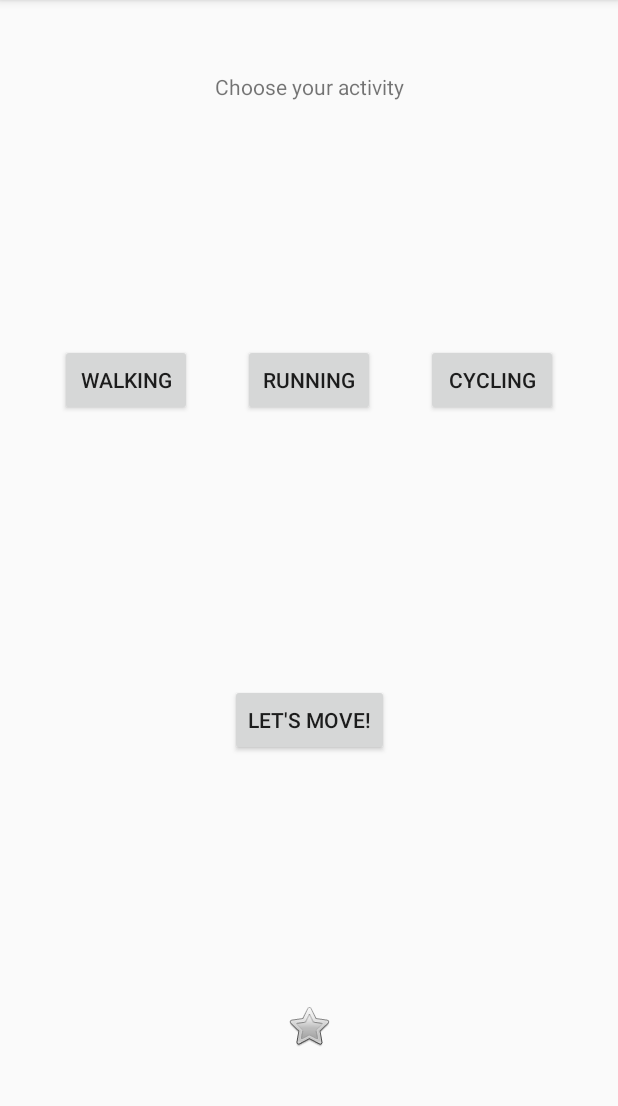
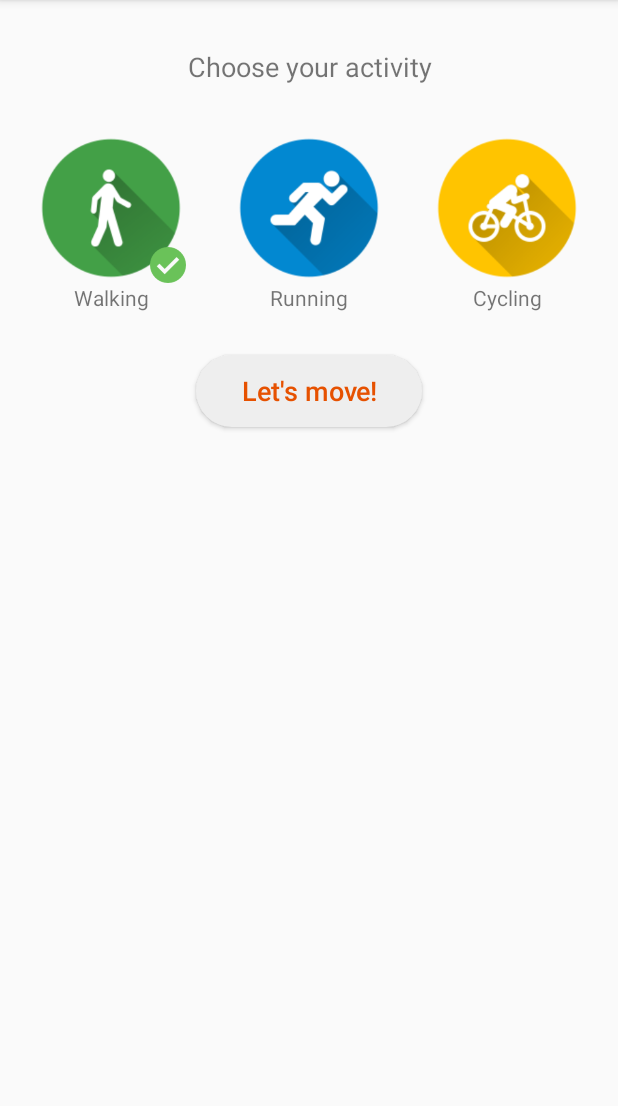
Before and after one commit to trinaldirizki/Movement, an Android app: the MainActivity screen opened directly, with no data from a screen before it, on a phone screen of 412 x 824 dp, the part 84-1190 px from its top. Run offline under Robolectric (Android 15) with nearby library versions, the light colour scheme and no system bars.

Commit message:
Improved UI design for MainActivity layout.

```diff
--- a/app/src/main/java/movement/com/movement/LoginActivity.java
+++ b/app/src/main/java/movement/com/movement/LoginActivity.java
@@ -49,12 +49,10 @@ public class LoginActivity extends AppCompatActivity {
 
     CallbackManager mCallbackManager;
     Button mFacebookButton;
-    Button mGoogleButton;
-    SignInButton mSignInButton;
     private GoogleSignInClient mGoogleSignInClient;
     private FirebaseAuth mAuth;
     private static final String TAG = LoginActivity.class.getSimpleName();
-    private static final int RC_SIGN_IN = 9001;
+    private static final int RC_GOOGLE = 9001;
 
     @Override
     protected void onCreate(Bundle savedInstanceState) {
@@ -62,8 +60,6 @@ public class LoginActivity extends AppCompatActivity {
         setContentView(R.layout.activity_login);
 
         mAuth = FirebaseAuth.getInstance();
-        mSignInButton = findViewById(R.id.sign_in_button);
-        mSignInButton.setSize(SignInButton.SIZE_STANDARD);
         mFacebookButton = findViewById(R.id.buttonLoginFacebook);
         mCallbackManager = CallbackManager.Factory.create();
         LoginManager.getInstance().registerCallback(mCallbackManager, new FacebookCallback<LoginResult>() {
@@ -84,8 +80,6 @@ public class LoginActivity extends AppCompatActivity {
             }
         });
 
-        // Configure sign-in to request the user's ID, email address, and basic
-        // profile. ID and basic profile are included in DEFAULT_SIGN_IN.
         GoogleSignInOptions gso = new GoogleSignInOptions.Builder(GoogleSignInOptions.DEFAULT_SIGN_IN)
                 .requestEmail()
                 .build();
@@ -95,9 +89,8 @@ public class LoginActivity extends AppCompatActivity {
     @Override
     protected void onStart() {
         super.onStart();
+        FirebaseUser currentUser = mAuth.getCurrentUser();
         GoogleSignInAccount account = GoogleSignIn.getLastSignedInAccount(this);
-        FirebaseUser currentUser = mAuth.getCurrentUser();
-        // updateUI(currentUser);
     }
 
     private void handleFacebookAccessToken(AccessToken accessToken) {
@@ -109,16 +102,14 @@ public class LoginActivity extends AppCompatActivity {
                     @Override
                     public void onComplete(@NonNull Task<AuthResult> task) {
                         if (task.isSuccessful()) {
-                            // Sign in success, update UI with the signed-in user's information
                             Log.d(TAG, "signInWithCredential:success");
                             FirebaseUser user = mAuth.getCurrentUser();
-                            // updateUI(user);
+                            Intent intent = new Intent(getApplicationContext(), MainActivity.class);
+                            startActivity(intent);
                         } else {
-                            // If sign in fails, display a message to the user.
                             Log.w(TAG, "signInWithCredential:failure", task.getException());
                             Toast.makeText(LoginActivity.this, "Authentication failed.",
                                     Toast.LENGTH_SHORT).show();
-                            // updateUI(null);
                         }
 
                     }
@@ -128,47 +119,22 @@ public class LoginActivity extends AppCompatActivity {
     @Override
     protected void onActivityResult(int requestCode, int resultCode, Intent data) {
         super.onActivityResult(requestCode, resultCode, data);
-        // Result returned from launching the Intent from GoogleSignInClient.getSignInIntent(...);
-        if (requestCode == RC_SIGN_IN) {
-            // The Task returned from this call is always completed, no need to attach
-            // a listener.
+        if (requestCode == RC_GOOGLE) {
             Task<GoogleSignInAccount> task = GoogleSignIn.getSignedInAccountFromIntent(data);
             handleSignInResult(task);
+        } else {
+            mCallbackManager.onActivityResult(requestCode, resultCode, data);
         }
-        mCallbackManager.onActivityResult(requestCode, resultCode, data);
     }
 
     private void handleSignInResult(Task<GoogleSignInAccount> completedTask) {
         try {
             GoogleSignInAccount account = completedTask.getResult(ApiException.class);
             Log.d(TAG, account.getDisplayName() + " " + account.getEmail() + " " + account.getFamilyName());
-            // Signed in successfully, show authenticated UI.
-            // updateUI(account);
+            launchMainActivity();
         } catch (ApiException e) {
-            // The ApiException status code indicates the detailed failure reason.
-            // Please refer to the GoogleSignInStatusCodes class reference for more information.
             Log.w(TAG, "signInResult:failed code=" + e.getStatusCode());
-            // updateUI(null);
         }
-    }
-
-    private void displayUserInfo(JSONObject object) {
-        String first_name, last_name, email, id;
-        first_name = "";
-        last_name = "";
-        email = "";
-        id = "";
-
-        try {
-            first_name = object.getString("first_name");
-            last_name = object.getString("last_name");
-            email = object.getString("email");
-            id = object.getString("id");
-        } catch (JSONException e) {
-            e.printStackTrace();
-        }
-
-        Log.i("Login Info", first_name + " " + last_name + " " + email + " " + id);
     }
 
     public void loginFacebook(View view) {
@@ -176,11 +142,12 @@ public class LoginActivity extends AppCompatActivity {
     }
 
     public void loginGoogle(View view) {
-        signIn();
+        Intent signInIntent = mGoogleSignInClient.getSignInIntent();
+        startActivityForResult(signInIntent, RC_GOOGLE);
     }
 
-    private void signIn() {
-        Intent signInIntent = mGoogleSignInClient.getSignInIntent();
-        startActivityForResult(signInIntent, RC_SIGN_IN);
+    private void launchMainActivity(){
+        Intent intent = new Intent(getApplicationContext(), MainActivity.class);
+        startActivity(intent);
     }
 }
--- a/app/src/main/java/movement/com/movement/MainActivity.java
+++ b/app/src/main/java/movement/com/movement/MainActivity.java
@@ -1,13 +1,44 @@
 package movement.com.movement;
 
+import android.preference.PreferenceManager;
+import android.support.constraint.ConstraintLayout;
+import android.support.constraint.ConstraintSet;
 import android.support.v7.app.AppCompatActivity;
 import android.os.Bundle;
+import android.view.View;
+import android.widget.Button;
+import android.widget.ImageView;
 
 public class MainActivity extends AppCompatActivity {
+
+    Button mStartActivity;
+    ImageView mImageWalking, mImageRunning, mImageCycling, mImageChecked;
+    ConstraintLayout mLayout;
 
     @Override
     protected void onCreate(Bundle savedInstanceState) {
         super.onCreate(savedInstanceState);
         setContentView(R.layout.activity_main);
+
+        mLayout = findViewById(R.id.layoutMain);
+        mImageWalking = findViewById(R.id.imageWalking);
+        mImageRunning = findViewById(R.id.imageRunning);
+        mImageCycling = findViewById(R.id.imageCycling);
+        mImageChecked = findViewById(R.id.imageChecked);
+        mStartActivity = findViewById(R.id.buttonStartActivity);
     }
+
+    public void selectActivity(View view){
+        ConstraintSet constraintSet = new ConstraintSet();
+        constraintSet.clone(mLayout);
+
+        constraintSet.connect(mImageChecked.getId(), ConstraintSet.BOTTOM, view.getId(), ConstraintSet.BOTTOM);
+        constraintSet.connect(mImageChecked.getId(), ConstraintSet.END, view.getId(), ConstraintSet.END);
+        constraintSet.applyTo(mLayout);
+    }
+
+    private void checkActivity(View view){
+
+    }
+
 }
--- /dev/null
+++ b/app/src/main/res/drawable/circle_button.xml
@@ -0,0 +1,3 @@
+<?xml version="1.0" encoding="utf-8"?>
+<shape xmlns:android="http://schemas.android.com/apk/res/android" android:shape="oval">
+</shape>
--- /dev/null
+++ b/app/src/main/res/drawable/resize_checked.xml
@@ -0,0 +1,9 @@
+<?xml version="1.0" encoding="utf-8"?>
+<layer-list xmlns:android="http://schemas.android.com/apk/res/android">
+    <item
+        android:id="@+id/half_overlay"
+        android:drawable="@drawable/checked"
+        android:height="24dp"
+        android:width="24dp"
+        />
+</layer-list>
--- /dev/null
+++ b/app/src/main/res/drawable/resize_cycling.xml
@@ -0,0 +1,9 @@
+<?xml version="1.0" encoding="utf-8"?>
+<layer-list xmlns:android="http://schemas.android.com/apk/res/android">
+    <item
+        android:id="@+id/half_overlay"
+        android:drawable="@drawable/cycling"
+        android:height="100dp"
+        android:width="100dp"
+        />
+</layer-list>
--- /dev/null
+++ b/app/src/main/res/drawable/resize_running.xml
@@ -0,0 +1,9 @@
+<?xml version="1.0" encoding="utf-8"?>
+<layer-list xmlns:android="http://schemas.android.com/apk/res/android">
+    <item
+        android:id="@+id/half_overlay"
+        android:drawable="@drawable/running"
+        android:height="100dp"
+        android:width="100dp"
+        />
+</layer-list>
--- /dev/null
+++ b/app/src/main/res/drawable/resize_walking.xml
@@ -0,0 +1,9 @@
+<?xml version="1.0" encoding="utf-8"?>
+<layer-list xmlns:android="http://schemas.android.com/apk/res/android">
+    <item
+        android:id="@+id/half_overlay"
+        android:drawable="@drawable/walking"
+        android:height="100dp"
+        android:width="100dp"
+        />
+</layer-list>
--- a/app/src/main/res/drawable/rounded_button.xml
+++ b/app/src/main/res/drawable/rounded_button.xml
@@ -2,6 +2,6 @@
 <shape xmlns:android="http://schemas.android.com/apk/res/android" android:shape="rectangle">
     <solid android:color="@color/colorLightGray"/> <!-- this one is ths color of the Rounded Button -->
     <corners
-        android:radius="25dp"/>
+        android:radius="40dp"/>
     <padding android:left="30dp" android:right="30dp"/>
 </shape>
--- /dev/null
+++ b/app/src/main/res/drawable/select_activity.xml
@@ -0,0 +1,6 @@
+<?xml version="1.0" encoding="utf-8"?>
+<selector xmlns:android="http://schemas.android.com/apk/res/android">
+    <item android:drawable="@drawable/running"/>
+    <item android:drawable="@drawable/walking"
+        android:state_pressed="true"/>
+</selector>
--- a/app/src/main/res/layout/activity_login.xml
+++ b/app/src/main/res/layout/activity_login.xml
@@ -7,10 +7,13 @@
     tools:context="movement.com.movement.LoginActivity">
 
     <ImageView
+        android:layout_alignParentTop="true"
+        android:layout_marginTop="30dp"
         android:layout_centerHorizontal="true"
         android:id="@+id/imageLoginBackground"
         android:layout_width="wrap_content"
-        android:layout_height="wrap_content" />
+        android:layout_height="wrap_content"
+        android:contentDescription="LoginBackground" />
 
     <Button
         android:id="@+id/buttonLoginFacebook"
--- a/app/src/main/res/layout/activity_main.xml
+++ b/app/src/main/res/layout/activity_main.xml
@@ -2,80 +2,122 @@
 <android.support.constraint.ConstraintLayout xmlns:android="http://schemas.android.com/apk/res/android"
     xmlns:app="http://schemas.android.com/apk/res-auto"
     xmlns:tools="http://schemas.android.com/tools"
+    android:id="@+id/layoutMain"
     android:layout_width="match_parent"
     android:layout_height="match_parent"
     tools:context="movement.com.movement.MainActivity">
 
+
     <TextView
-        android:id="@+id/textActivity"
+        android:id="@+id/textChooseActivity"
+        android:layout_width="wrap_content"
+        android:layout_height="wrap_content"
+        android:layout_marginEnd="8dp"
+        android:layout_marginStart="8dp"
+        android:layout_marginTop="32dp"
+        android:text="@string/choose_your_activity"
+        android:textSize="18sp"
+        app:layout_constraintEnd_toEndOf="parent"
+        app:layout_constraintHorizontal_bias="0.502"
+        app:layout_constraintStart_toStartOf="parent"
+        app:layout_constraintTop_toTopOf="parent" />
+
+    <TextView
+        android:id="@+id/textCycling"
+        android:layout_width="wrap_content"
+        android:layout_height="wrap_content"
+        android:layout_marginEnd="8dp"
+        android:layout_marginStart="8dp"
+        android:text="@string/cycling"
+        app:layout_constraintEnd_toEndOf="@+id/imageCycling"
+        app:layout_constraintStart_toStartOf="@+id/imageCycling"
+        app:layout_constraintTop_toBottomOf="@+id/imageCycling" />
+
+    <ImageButton
+        android:id="@+id/imageRunning"
+        android:layout_width="wrap_content"
+        android:layout_height="wrap_content"
+        android:layout_marginEnd="16dp"
+        android:layout_marginStart="16dp"
+        android:layout_marginTop="32dp"
+        android:background="@drawable/circle_button"
+        android:contentDescription="@string/running"
+        android:onClick="selectActivity"
+        app:layout_constraintEnd_toStartOf="@+id/imageCycling"
+        app:layout_constraintStart_toEndOf="@+id/imageWalking"
+        app:layout_constraintTop_toBottomOf="@+id/textChooseActivity"
+        app:srcCompat="@drawable/resize_running" />
+
+    <ImageButton
+        android:id="@+id/imageWalking"
+        android:layout_width="wrap_content"
+        android:layout_height="wrap_content"
+        android:layout_marginLeft="24dp"
+        android:layout_marginStart="24dp"
+        android:background="@drawable/circle_button"
+        android:contentDescription="@string/walking"
+        android:onClick="selectActivity"
+        app:layout_constraintStart_toStartOf="parent"
+        app:layout_constraintTop_toTopOf="@+id/imageRunning"
+        app:srcCompat="@drawable/resize_walking" />
+
+    <ImageButton
+        android:id="@+id/imageCycling"
+        android:layout_width="wrap_content"
+        android:layout_height="wrap_content"
+        android:layout_marginEnd="24dp"
+        android:layout_marginRight="24dp"
+        android:background="@drawable/circle_button"
+        android:contentDescription="@string/cycling"
+        android:onClick="selectActivity"
+        app:layout_constraintEnd_toEndOf="parent"
+        app:layout_constraintTop_toTopOf="@+id/imageRunning"
+        app:srcCompat="@drawable/resize_cycling" />
+
+    <TextView
+        android:id="@+id/textWalking"
+        android:layout_width="wrap_content"
+        android:layout_height="wrap_content"
+        android:layout_marginEnd="8dp"
+        android:layout_marginStart="8dp"
+        android:text="@string/walking"
+        app:layout_constraintEnd_toEndOf="@+id/imageWalking"
+        app:layout_constraintStart_toStartOf="@+id/imageWalking"
+        app:layout_constraintTop_toBottomOf="@+id/imageWalking" />
+
+    <TextView
+        android:id="@+id/textRunning"
+        android:layout_width="wrap_content"
+        android:layout_height="wrap_content"
+        android:layout_marginEnd="8dp"
+        android:layout_marginStart="8dp"
+        android:text="@string/running"
+        app:layout_constraintEnd_toEndOf="@+id/imageRunning"
+        app:layout_constraintStart_toStartOf="@+id/imageRunning"
+        app:layout_constraintTop_toBottomOf="@+id/imageRunning" />
+
+    <Button
+        android:id="@+id/buttonStartActivity"
         android:layout_width="wrap_content"
         android:layout_height="wrap_content"
         android:layout_marginEnd="8dp"
         android:layout_marginStart="8dp"
         android:layout_marginTop="48dp"
-        android:text="Choose your activity"
+        android:background="@drawable/rounded_button"
+        android:text="@string/lets_move"
+        android:textAllCaps="false"
+        android:textColor="@color/colorPrimary"
+        android:textSize="18sp"
         app:layout_constraintEnd_toEndOf="parent"
         app:layout_constraintStart_toStartOf="parent"
-        app:layout_constraintTop_toTopOf="parent" />
+        app:layout_constraintTop_toBottomOf="@+id/imageRunning" />
 
-    <Button
-        android:id="@+id/buttonRunning"
+    <ImageView
+        android:id="@+id/imageChecked"
         android:layout_width="wrap_content"
         android:layout_height="wrap_content"
-        android:layout_marginBottom="8dp"
-        android:layout_marginEnd="8dp"
-        android:layout_marginStart="8dp"
-        android:layout_marginTop="8dp"
-        android:text="Running"
-        app:layout_constraintBottom_toTopOf="@+id/buttonStartActivity"
-        app:layout_constraintEnd_toStartOf="@+id/buttonCycling"
-        app:layout_constraintStart_toEndOf="@+id/buttonWalking"
-        app:layout_constraintTop_toBottomOf="@+id/textActivity"
-        app:layout_constraintVertical_bias="0.475" />
-
-    <Button
-        android:id="@+id/buttonCycling"
-        android:layout_width="wrap_content"
-        android:layout_height="wrap_content"
-        android:layout_marginEnd="40dp"
-        android:text="Cycling"
-        app:layout_constraintEnd_toEndOf="parent"
-        app:layout_constraintTop_toTopOf="@+id/buttonRunning"
-        android:layout_marginRight="40dp" />
-
-    <Button
-        android:id="@+id/buttonWalking"
-        android:layout_width="wrap_content"
-        android:layout_height="wrap_content"
-        android:layout_marginStart="40dp"
-        android:text="Walking"
-        app:layout_constraintStart_toStartOf="parent"
-        app:layout_constraintTop_toTopOf="@+id/buttonRunning"
-        android:layout_marginLeft="40dp" />
-
-    <Button
-        android:id="@+id/buttonStartActivity"
-        android:layout_width="wrap_content"
-        android:layout_height="wrap_content"
-        android:layout_marginBottom="164dp"
-        android:layout_marginEnd="8dp"
-        android:layout_marginStart="8dp"
-        android:text="Let's Move!"
-        app:layout_constraintBottom_toTopOf="@+id/imageActivityBackground"
-        app:layout_constraintEnd_toEndOf="parent"
-        app:layout_constraintHorizontal_bias="0.501"
-        app:layout_constraintStart_toStartOf="parent" />
-
-    <ImageView
-        android:id="@+id/imageActivityBackground"
-        android:layout_width="wrap_content"
-        android:layout_height="wrap_content"
-        android:layout_marginBottom="68dp"
-        android:layout_marginEnd="8dp"
-        android:layout_marginStart="8dp"
-        app:layout_constraintBottom_toBottomOf="parent"
-        app:layout_constraintEnd_toEndOf="parent"
-        app:layout_constraintStart_toStartOf="parent"
-        app:srcCompat="@android:drawable/btn_star" />
+        app:layout_constraintBottom_toBottomOf="@id/imageWalking"
+        app:layout_constraintEnd_toEndOf="@+id/imageWalking"
+        app:srcCompat="@drawable/resize_checked" />
 
 </android.support.constraint.ConstraintLayout>
--- a/app/src/main/res/values/colors.xml
+++ b/app/src/main/res/values/colors.xml
@@ -7,4 +7,5 @@
     <color name="colorLightGray">#EEEEEE</color>
     <color name="colorFacebook">#3B5998</color>
     <color name="colorGoogle">#D62D20</color>
+    <color name="colorWalking">#43A047</color>
 </resources>
--- a/app/src/main/res/values/strings.xml
+++ b/app/src/main/res/values/strings.xml
@@ -4,4 +4,9 @@
     <string name="fb_login_protocol_scheme">fb1697295270349882</string>
     <string name="login_with_facebook">Login with Facebook</string>
     <string name="login_with_google">Sign in with Google</string>
+    <string name="choose_your_activity">Choose your activity</string>
+    <string name="running">Running</string>
+    <string name="walking">Walking</string>
+    <string name="cycling">Cycling</string>
+    <string name="lets_move">Let\'s move!</string>
 </resources>
```
Also changed, not shown: app/src/main/res/drawable-v24/bicycling.png (deleted), app/src/main/res/drawable-v24/running.png (deleted), app/src/main/res/drawable-v24/walking.png (deleted), app/src/main/res/drawable/checked.png (added), app/src/main/res/drawable/cycling.png (added), app/src/main/res/drawable/running.png (added), app/src/main/res/drawable/walking.png (added).
